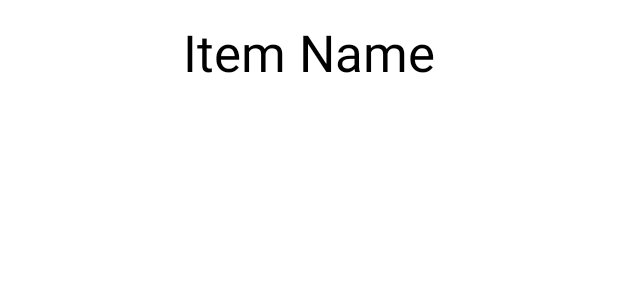
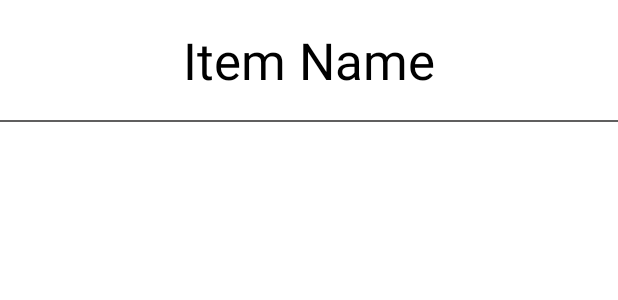
Before and after one commit to JohnBainto/MOBDEVE-Freshness_Check-G30, an Android app: the layout item_layout.xml on its own in the app's theme, with its tools: preview values and no code run, on a phone screen of 412 x 824 dp. Shown: the top 300 px of the screen. Run offline under Robolectric (Android 15) with nearby library versions, the phone set to English and light mode, and no system bars.

Commit message:
Adjusted RecyclerView format.

```diff
--- a/app/src/main/res/layout/item_layout.xml
+++ b/app/src/main/res/layout/item_layout.xml
@@ -2,17 +2,22 @@
 <androidx.constraintlayout.widget.ConstraintLayout xmlns:android="http://schemas.android.com/apk/res/android"
     xmlns:app="http://schemas.android.com/apk/res-auto"
     android:layout_width="match_parent"
-    android:layout_height="match_parent">
+    android:layout_height="wrap_content"
+    android:background="#605F5F"
+    android:paddingBottom="1dp">
 
     <TextView
         android:id="@+id/itemTv"
         android:layout_width="fill_parent"
-        android:layout_height="70dp"
+        android:layout_height="80dp"
+        android:background="#FFFFFF"
         android:gravity="center"
+        android:padding="10dp"
         android:text="@string/item_name"
         android:textAlignment="center"
         android:textAppearance="@style/TextAppearance.AppCompat.Body1"
         android:textColor="#000000"
+        android:textColorHighlight="#000000"
         android:textSize="34sp"
         android:textStyle="normal"
         app:layout_constraintEnd_toEndOf="parent"
```
